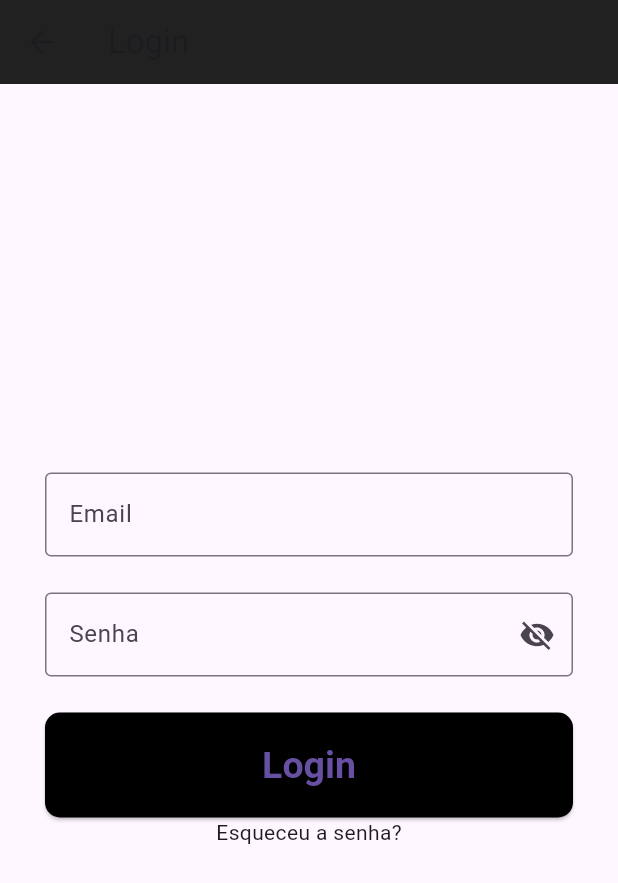
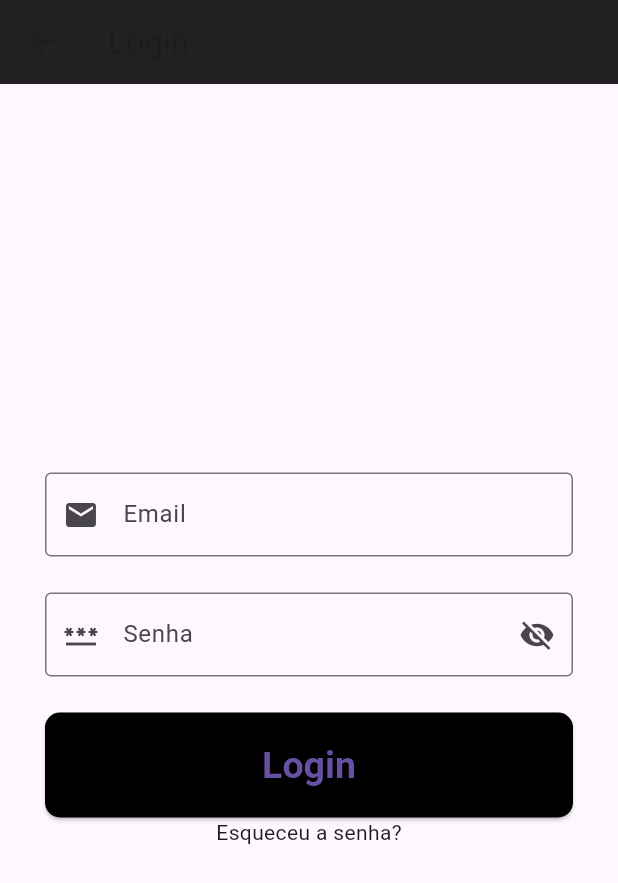
Before and after one commit to MTSKaioken/app-bagagem-smart, a Flutter app: the screen it shows after launch, after a tap on "Entrar", on a phone screen of 412 x 824 dp. Shown: the top 883 px of the screen. Run offline on Flutter 3.47's test engine with Material 3 defaults, Android fonts, the phone set to English and light mode, and no system bars; our stand-ins replace cloud_firestore, email_validator, firebase_core, flutter_map, geocoding, image_picker and 2 more; accounts and stored records are empty.

Commit message:
feat: icones nos campos + ajuste no readme

```diff
--- a/lib/refactor/view/login.dart
+++ b/lib/refactor/view/login.dart
@@ -97,6 +97,7 @@ class _Login extends State<Login> {
                         decoration: InputDecoration(
                           labelText: 'Email',
                           border: OutlineInputBorder(),
+                            prefixIcon: Icon(Icons.mail)
                         ),
                         // validator: usuarioController.validarEmail,
                         autovalidateMode: AutovalidateMode.onUserInteraction,
@@ -115,6 +116,7 @@ class _Login extends State<Login> {
                         decoration: InputDecoration(
                           labelText: 'Senha',
                           border: OutlineInputBorder(),
+                          prefixIcon: Icon(Icons.password),
                           suffixIcon: BtnShowHidePassword(
                             onToggle: _isPasswordVisible,
                           ),
```
Also changed, not shown: 1 other file.
